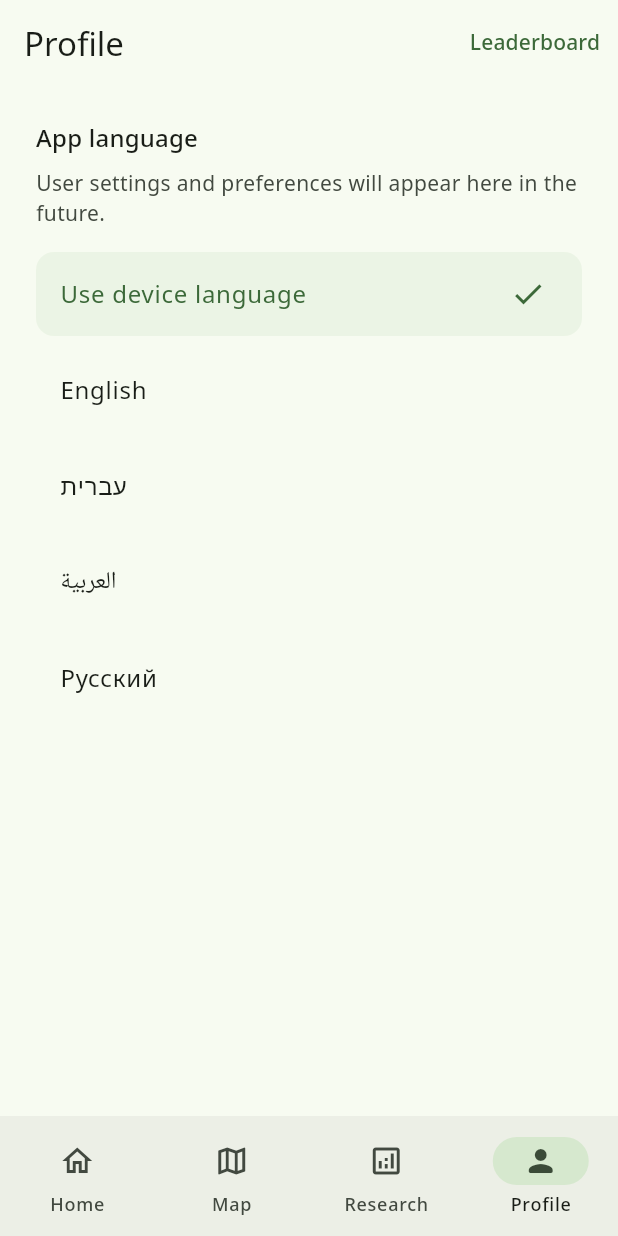
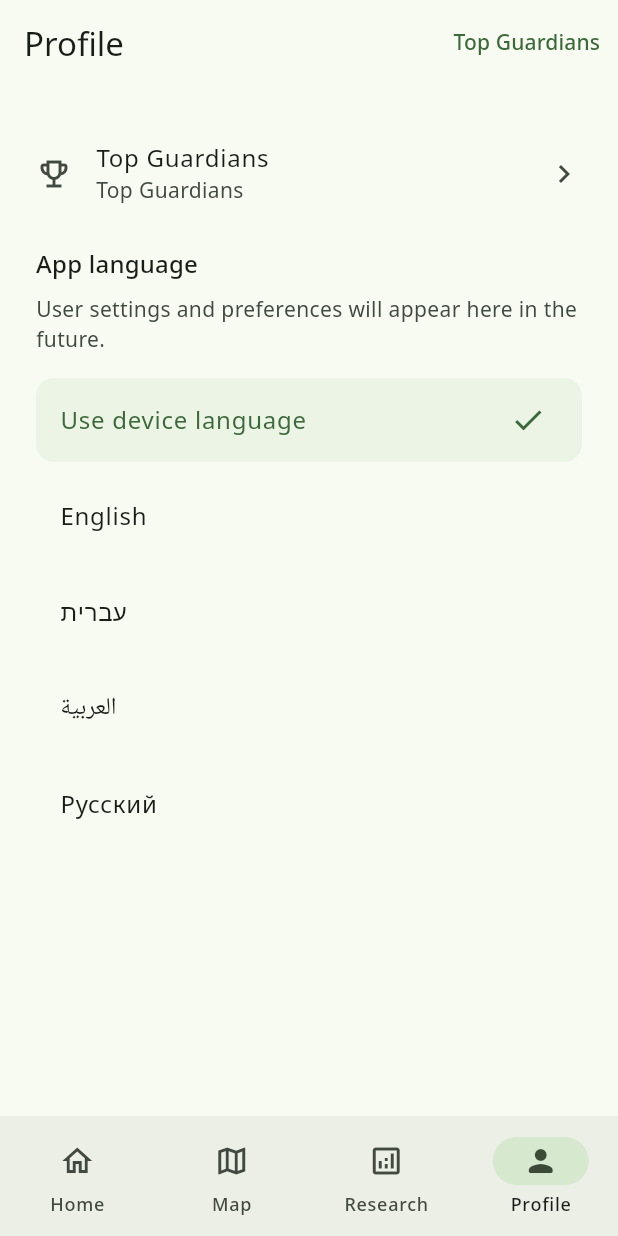
Before and after one commit to Yanivmor11/Tree-Characterization, a Flutter app: the screen it shows after launch, item 4 of the bottom bar chosen, on a phone screen of 412 x 824 dp. Run offline on Flutter 3.47's test engine with Material 3 defaults, Android fonts, the phone set to English and light mode, and no system bars; our stand-ins replace csv, flutter_dotenv, flutter_map, geolocator, google_fonts, image_picker and 5 more; accounts and stored records are empty; network calls fail; statements that could not run were skipped.

Commit message:
feat(urban_tree): ship leaderboard access and production web rollout
Expose Top Guardians from map/profile, enforce canonical English species persistence, and add production web metadata plus Vercel SPA deployment config.

Made-with: Cursor

```diff
--- a/urban_tree/lib/l10n/app_en.arb
+++ b/urban_tree/lib/l10n/app_en.arb
@@ -222,7 +222,7 @@
       "meters": {"type": "int"}
     }
   },
-  "leaderboardTitle": "Top guardians",
+  "leaderboardTitle": "Top Guardians",
   "leaderboardNational": "National",
   "leaderboardMyCity": "My city",
   "leaderboardEmpty": "No leaderboard entries yet",
@@ -246,7 +246,7 @@
       "cluster": {"type": "String"}
     }
   },
-  "openLeaderboard": "Leaderboard",
+  "openLeaderboard": "Top Guardians",
   "cameraNearbyTitle": "Nearby mapped trees",
   "cameraNearbyBody": "{count} reports within {meters} m of this spot.",
   "@cameraNearbyBody": {
--- a/urban_tree/lib/l10n/app_localizations.dart
+++ b/urban_tree/lib/l10n/app_localizations.dart
@@ -867,7 +867,7 @@ abstract class AppLocalizations {
   /// No description provided for @leaderboardTitle.
   ///
   /// In en, this message translates to:
-  /// **'Top guardians'**
+  /// **'Top Guardians'**
   String get leaderboardTitle;
 
   /// No description provided for @leaderboardNational.
@@ -939,7 +939,7 @@ abstract class AppLocalizations {
   /// No description provided for @openLeaderboard.
   ///
   /// In en, this message translates to:
-  /// **'Leaderboard'**
+  /// **'Top Guardians'**
   String get openLeaderboard;
 
   /// No description provided for @cameraNearbyTitle.
--- a/urban_tree/lib/l10n/app_localizations_en.dart
+++ b/urban_tree/lib/l10n/app_localizations_en.dart
@@ -435,7 +435,7 @@ class AppLocalizationsEn extends AppLocalizations {
   }
 
   @override
-  String get leaderboardTitle => 'Top guardians';
+  String get leaderboardTitle => 'Top Guardians';
 
   @override
   String get leaderboardNational => 'National';
@@ -476,7 +476,7 @@ class AppLocalizationsEn extends AppLocalizations {
   }
 
   @override
-  String get openLeaderboard => 'Leaderboard';
+  String get openLeaderboard => 'Top Guardians';
 
   @override
   String get cameraNearbyTitle => 'Nearby mapped trees';
--- a/urban_tree/lib/presentation/profile_screen.dart
+++ b/urban_tree/lib/presentation/profile_screen.dart
@@ -49,6 +49,21 @@ class ProfileScreen extends StatelessWidget {
       body: ListView(
         padding: const EdgeInsets.all(24),
         children: [
+          ListTile(
+            contentPadding: EdgeInsets.zero,
+            leading: const Icon(Icons.emoji_events_outlined),
+            title: Text(l10n.openLeaderboard),
+            subtitle: Text(l10n.leaderboardTitle),
+            trailing: const Icon(Icons.chevron_right),
+            onTap: () {
+              Navigator.of(context).push<void>(
+                MaterialPageRoute<void>(
+                  builder: (_) => const TopGuardiansScreen(),
+                ),
+              );
+            },
+          ),
+          const SizedBox(height: 12),
           Text(
             l10n.appLanguageTitle,
             style: theme.textTheme.titleMedium,
--- a/urban_tree/lib/services/tree_report_repository.dart
+++ b/urban_tree/lib/services/tree_report_repository.dart
@@ -123,6 +123,7 @@ class TreeReportRepository {
       files: draft.leavesImages,
     );
 
+    // Persist canonical species values only to prevent localization fragmentation.
     final species = draft.speciesCommon?.trim();
     final speciesSci = draft.speciesScientific?.trim();
 
```
Also changed, not shown: urban_tree/lib/l10n/app_he.arb (+12 -12 lines), urban_tree/lib/l10n/app_localizations_he.dart (+12 -14 lines), urban_tree/lib/presentation/map_screen.dart (+12 -0 lines), urban_tree/vercel.json (added), 4 other files.
